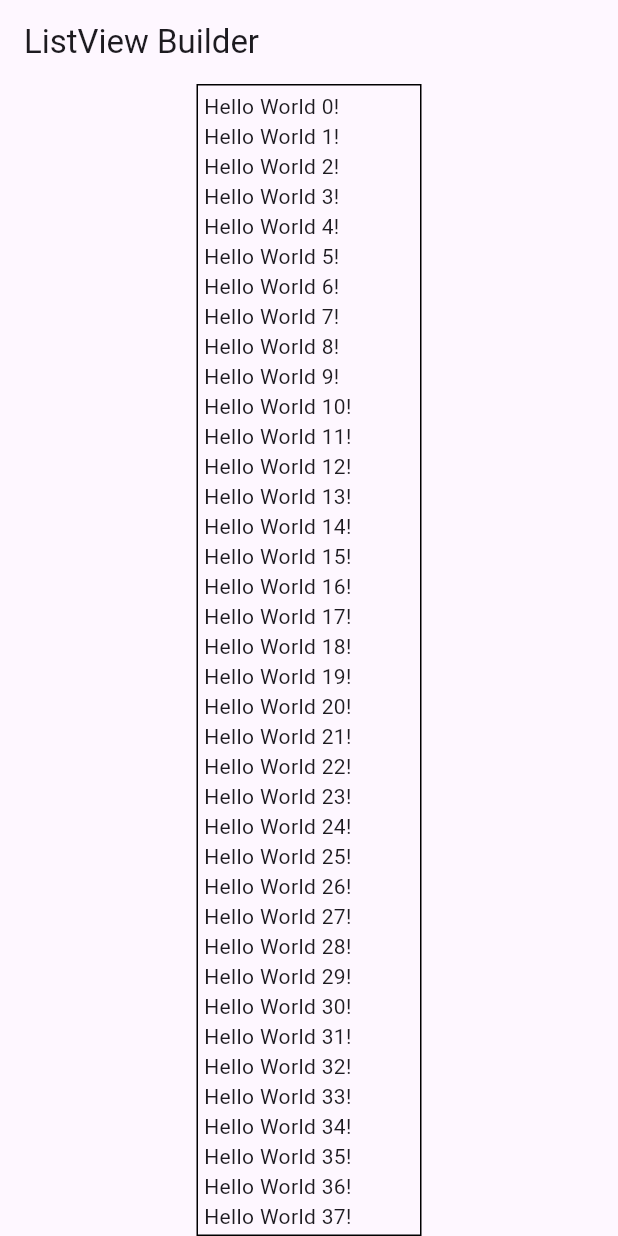
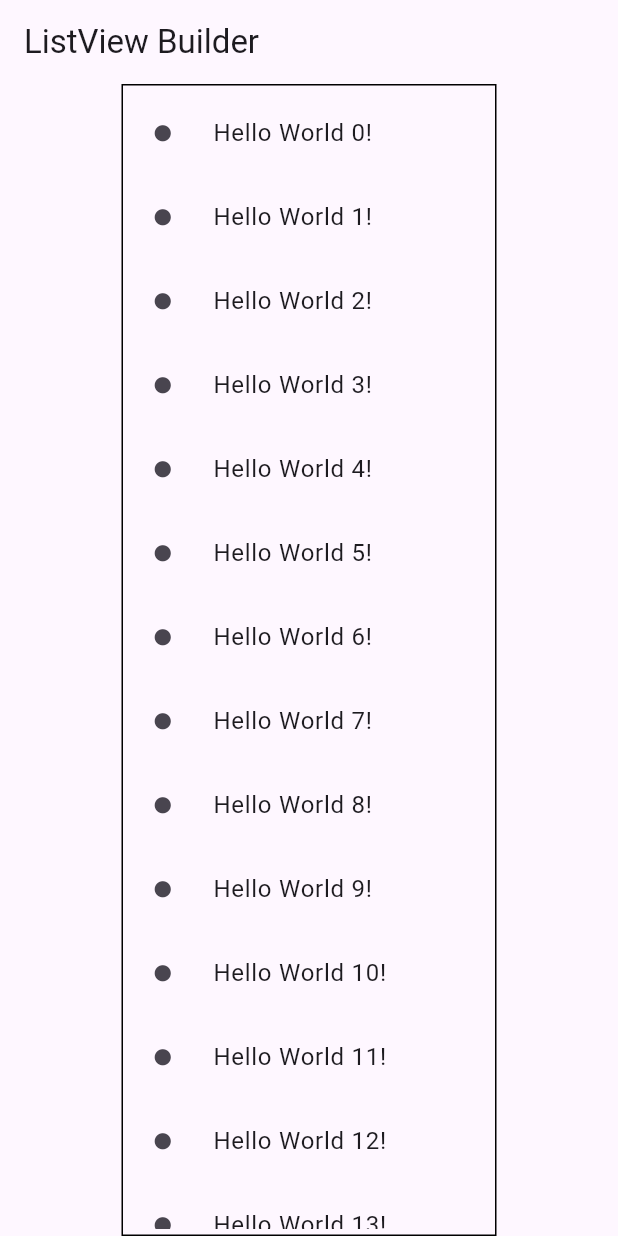
Before and after one commit to haplav/flutter_infinite_list_view, a Flutter app: the screen it shows after launch, on a phone screen of 412 x 824 dp. Run offline on Flutter 3.47's test engine with Material 3 defaults, Android fonts, the phone set to English and light mode, and no system bars.

Commit message:
use ListTiles

```diff
--- a/lib/main.dart
+++ b/lib/main.dart
@@ -11,9 +11,20 @@ class ListViewBuilder extends StatelessWidget {
   Widget build(BuildContext context) {
     return ListView.builder(
       itemCount: null,
+      prototypeItem: tile(0),
       itemBuilder: (context, index) {
-        return Text('Hello World $index!');
+        return tile(index);
       },
+    );
+  }
+
+  ListTile tile(int index) {
+    return ListTile(
+      title: Text('Hello World $index!'),
+      leading: const Icon(
+        Icons.circle,
+        size: 13,
+      ),
     );
   }
 }
@@ -36,7 +47,7 @@ class MainApp extends StatelessWidget {
               ),
             ),
             padding: const EdgeInsets.all(4),
-            width: 150,
+            width: 250,
             child: const ListViewBuilder(),
           ),
         ),
```
